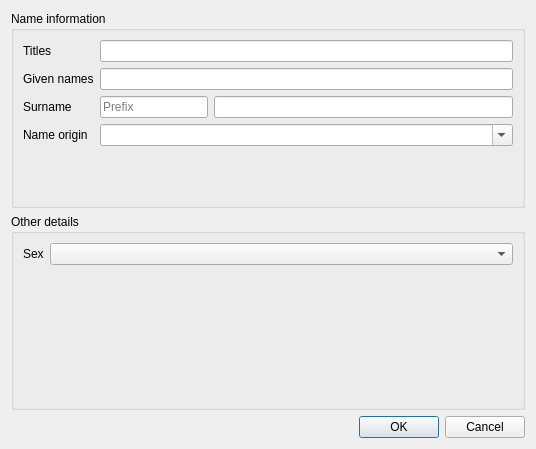
niknetniko/opa, file src/editors/new_person_editor_dialog.ui: the form before one commit.
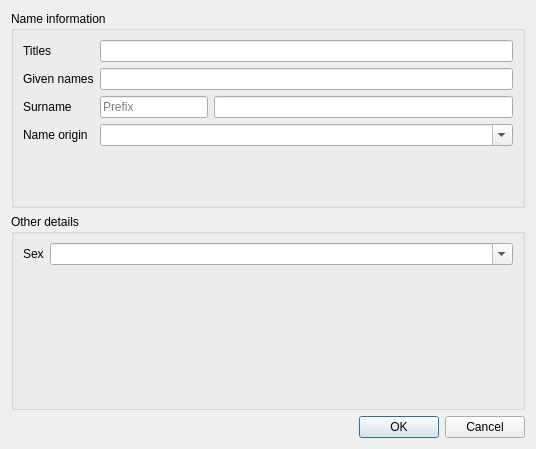
The form after the commit.

```diff
--- a/src/editors/new_person_editor_dialog.ui
+++ b/src/editors/new_person_editor_dialog.ui
@@ -107,7 +107,11 @@
        </widget>
       </item>
       <item row="0" column="1">
-       <widget class="QComboBox" name="sexBomboBox"/>
+       <widget class="QComboBox" name="sexBomboBox">
+        <property name="editable">
+         <bool>true</bool>
+        </property>
+       </widget>
       </item>
      </layout>
     </widget>
```
